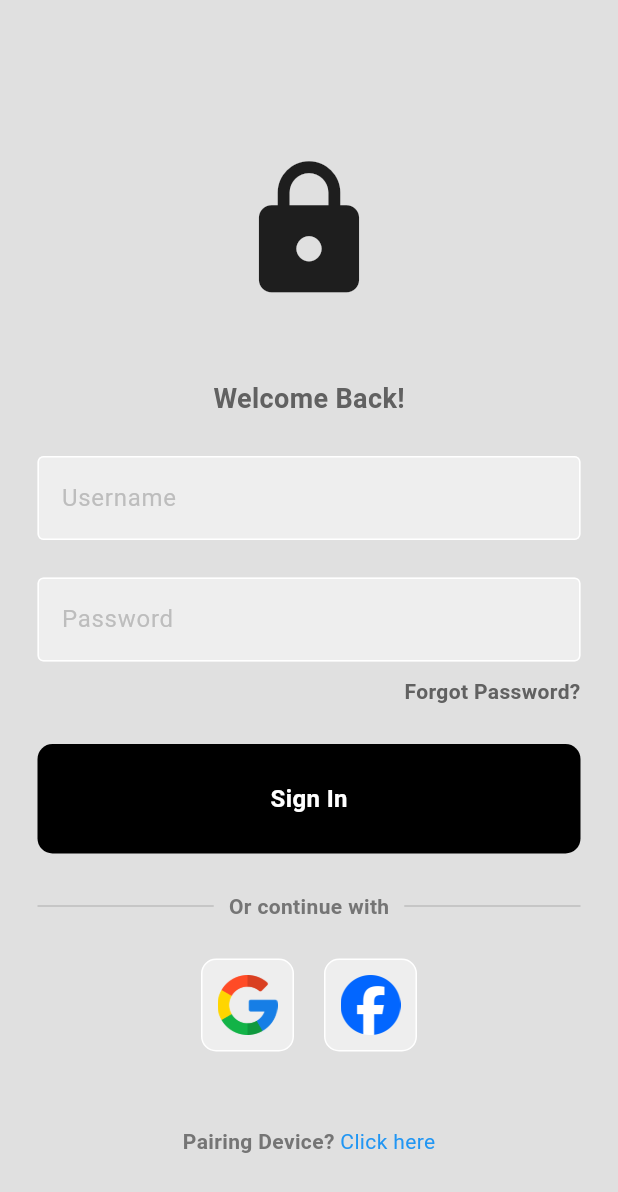
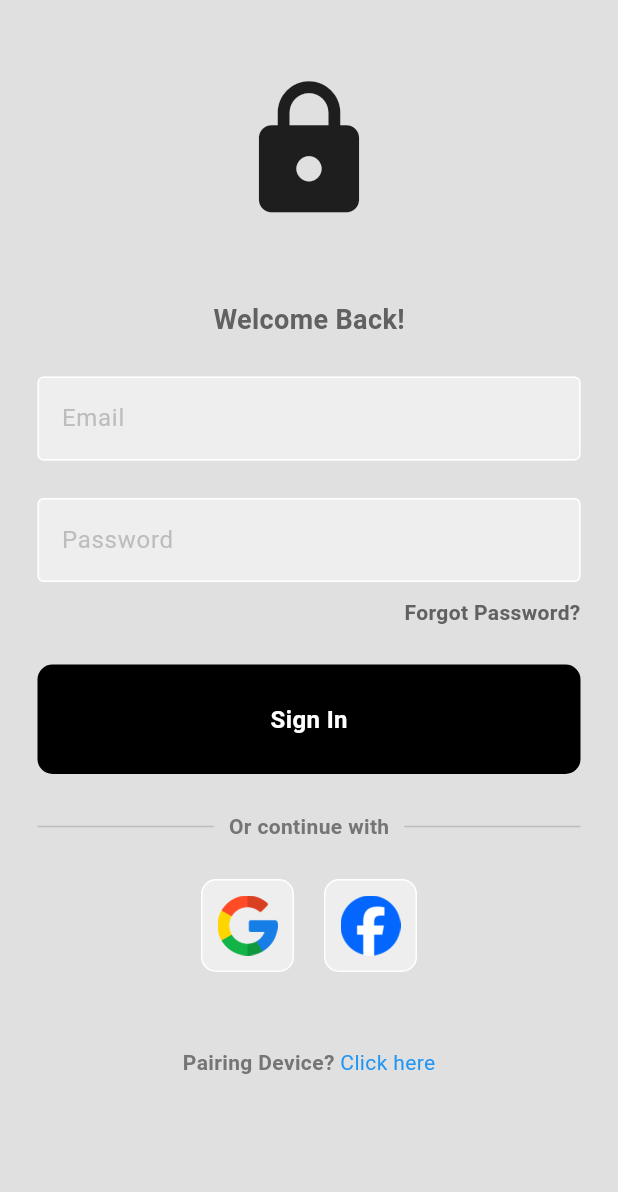
Before and after one commit to nawaltni/trace, a Flutter app: the screen it shows after launch, after a tap on "Sign In", on a phone screen of 412 x 824 dp. Shown: the top 1192 px of the screen. Run offline on Flutter 3.47's test engine with Material 2 defaults, Android fonts, the phone set to English and light mode, and no system bars; our stand-ins replace firebase_auth, firebase_core, geolocator; missing offline and left inert: grpc, nawalt; accounts and stored records are empty; network calls fail.

Commit message:
working login

```diff
--- a/lib/main.dart
+++ b/lib/main.dart
@@ -1,8 +1,13 @@
 import 'package:flutter/material.dart';
+import 'package:trace/pages/auth.dart';
 import 'package:trace/pages/login.dart';
 import 'package:trace/pages/position.dart';
+import 'package:firebase_core/firebase_core.dart';
+import 'firebase_options.dart';
 
-void main() {
+void main() async {
+  WidgetsFlutterBinding.ensureInitialized();
+  await Firebase.initializeApp(options: DefaultFirebaseOptions.currentPlatform);
   runApp(const MyApp());
 }
 
@@ -33,7 +38,6 @@ class MyApp extends StatelessWidget {
           colorScheme: ColorScheme.fromSeed(seedColor: Colors.deepPurple),
           useMaterial3: true,
         ),
-        home: LoginPage());
-    // home: const PositionPage());
+        home: AuthPage());
   }
 }
--- /dev/null
+++ b/lib/pages/auth.dart
@@ -0,0 +1,29 @@
+import 'package:firebase_auth/firebase_auth.dart';
+import 'package:flutter/material.dart';
+import 'package:trace/pages/dashboard.dart';
+import 'package:trace/pages/login.dart';
+
+class AuthPage extends StatelessWidget {
+  const AuthPage({Key? key}) : super(key: key);
+
+  @override
+  Widget build(BuildContext context) {
+    return Scaffold(
+      body: StreamBuilder<User?>(
+        stream: FirebaseAuth.instance.authStateChanges(),
+        builder: (context, snapshot) {
+          // attempting to login
+          if (snapshot.connectionState == ConnectionState.waiting) {
+            return const Center(child: CircularProgressIndicator());
+            // user is logged in
+          } else if (snapshot.hasData) {
+            return const DashboardPage();
+          } else {
+            // user is not logged in
+            return LoginPage();
+          }
+        },
+      ),
+    );
+  }
+}
--- a/lib/pages/login.dart
+++ b/lib/pages/login.dart
@@ -1,3 +1,4 @@
+import 'package:firebase_auth/firebase_auth.dart';
 import 'package:trace/components/my_bottom.dart';
 import 'package:trace/components/my_textfield.dart';
 import 'package:trace/components/square_tile.dart';
@@ -8,13 +9,13 @@ class LoginPage extends StatelessWidget {
   LoginPage({Key? key}) : super(key: key);
 
   // text editing controllers
-  final usernameController = TextEditingController();
+  final emailController = TextEditingController();
   final passwordController = TextEditingController();
 
   // sign user in method
-  void signUserIn() {
-    // print("Username: ${usernameController.text}");
-    // print("Password: ${passwordController.text}");
+  void signUserIn() async {
+    await FirebaseAuth.instance.signInWithEmailAndPassword(
+        email: emailController.text, password: passwordController.text);
   }
 
   @override
@@ -22,8 +23,11 @@ class LoginPage extends StatelessWidget {
     return Scaffold(
       backgroundColor: Colors.grey[300],
       body: SafeArea(
+        child: SingleChildScrollView(
+          scrollDirection: Axis.vertical,
           child: Center(
-          child: Column(mainAxisAlignment: MainAxisAlignment.center, children: [
+            child:
+                Column(mainAxisAlignment: MainAxisAlignment.center, children: [
               const SizedBox(height: 50),
               // Logo
               const Icon(Icons.lock, size: 100),
@@ -39,8 +43,8 @@ class LoginPage extends StatelessWidget {
               const SizedBox(height: 25),
               //username textield
               MyTextField(
-              controller: usernameController,
-              hintText: 'Username',
+                controller: emailController,
+                hintText: 'Email',
                 obscureText: false,
               ),
 
@@ -136,6 +140,7 @@ class LoginPage extends StatelessWidget {
             ]),
           ),
         ),
+      ),
     );
   }
 }
--- a/pubspec.yaml
+++ b/pubspec.yaml
@@ -41,6 +41,8 @@ dependencies:
   geolocator: ^10.1.0
   grpc: ^3.2.4
   flutter_riverpod: ^1.0.3
+  firebase_auth: ^4.14.1
+  firebase_core: ^2.23.0
 
 dev_dependencies:
   flutter_test:
```
Also changed, not shown: lib/components/shared/appbar.dart (added, +8 -0 lines), lib/pages/dashboard.dart (added, +121 -0 lines), lib/firebase_options.dart (added), pubspec.lock, 11 other files. Lines whose indentation alone changed are shown as unchanged.
